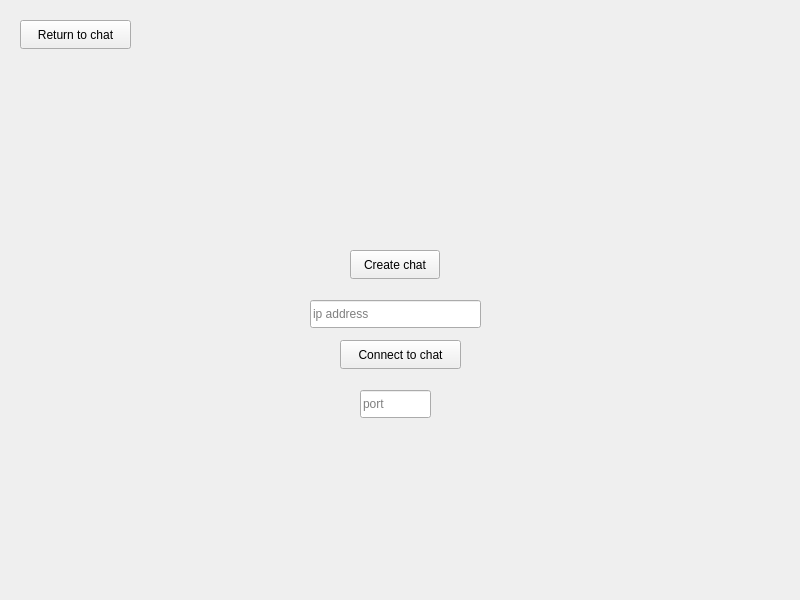
This is chatClient/client.ui in 4p0k3/qtChat as Qt 5 draws it before an edit. The edited form follows.
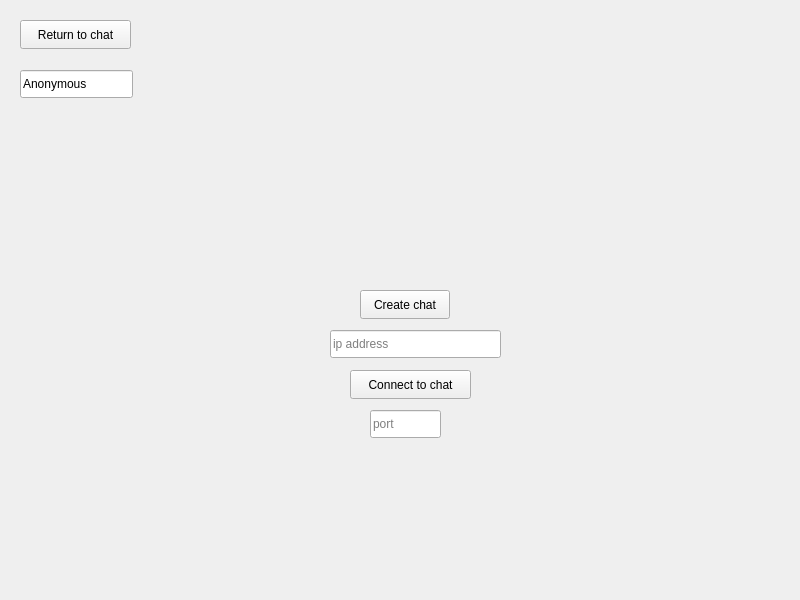
This is the edited form.

Diff of the .ui file:
```diff
--- a/chatClient/client.ui
+++ b/chatClient/client.ui
@@ -30,8 +30,8 @@
      <widget class="QPushButton" name="btnCreateChat">
       <property name="geometry">
        <rect>
-        <x>350</x>
-        <y>250</y>
+        <x>360</x>
+        <y>290</y>
         <width>90</width>
         <height>29</height>
        </rect>
@@ -43,8 +43,8 @@
      <widget class="QPushButton" name="btnConnect">
       <property name="geometry">
        <rect>
-        <x>340</x>
-        <y>340</y>
+        <x>350</x>
+        <y>370</y>
         <width>121</width>
         <height>29</height>
        </rect>
@@ -56,12 +56,15 @@
      <widget class="QLineEdit" name="lineIPInput">
       <property name="geometry">
        <rect>
-        <x>310</x>
-        <y>300</y>
+        <x>330</x>
+        <y>330</y>
         <width>171</width>
         <height>28</height>
        </rect>
       </property>
+      <property name="text">
+       <string/>
+      </property>
       <property name="placeholderText">
        <string>ip address</string>
       </property>
@@ -69,8 +72,8 @@
      <widget class="QLineEdit" name="linePortInput">
       <property name="geometry">
        <rect>
-        <x>360</x>
-        <y>390</y>
+        <x>370</x>
+        <y>410</y>
         <width>71</width>
         <height>28</height>
        </rect>
@@ -95,6 +98,22 @@
        <bool>false</bool>
       </property>
      </widget>
+     <widget class="QLineEdit" name="lineNicknameInput">
+      <property name="geometry">
+       <rect>
+        <x>20</x>
+        <y>70</y>
+        <width>113</width>
+        <height>28</height>
+       </rect>
+      </property>
+      <property name="text">
+       <string>Anonymous</string>
+      </property>
+      <property name="placeholderText">
+       <string>nickname</string>
+      </property>
+     </widget>
     </widget>
     <widget class="QWidget" name="pageChat">
      <widget class="QTextEdit" name="editMessageHistory">
```
Left out of the diff: 57 changed lines with no effect on the pictures.
